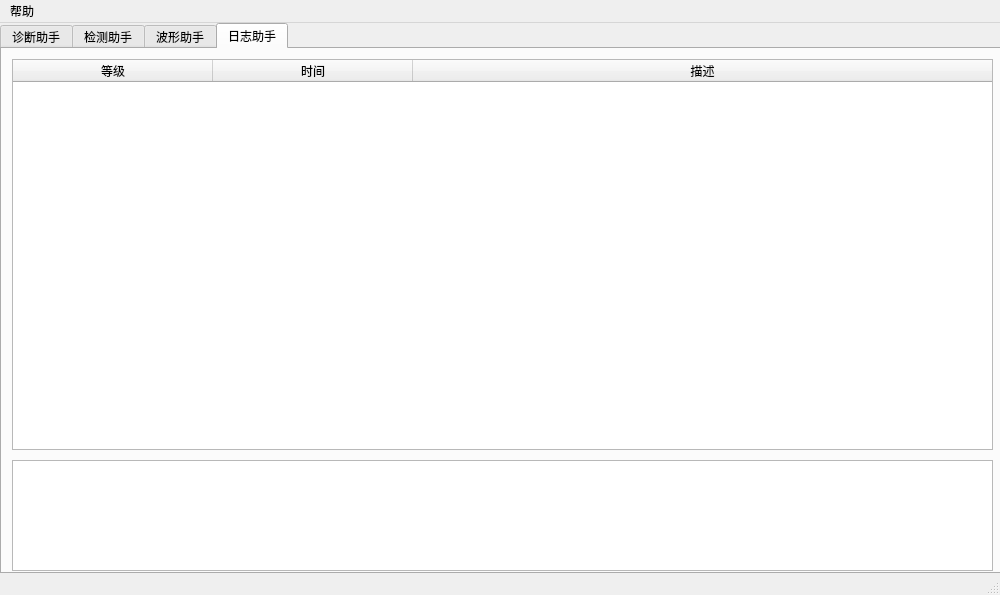
Qt form ui/MainWin.ui (onlycalm/litchi_py) before a commit.
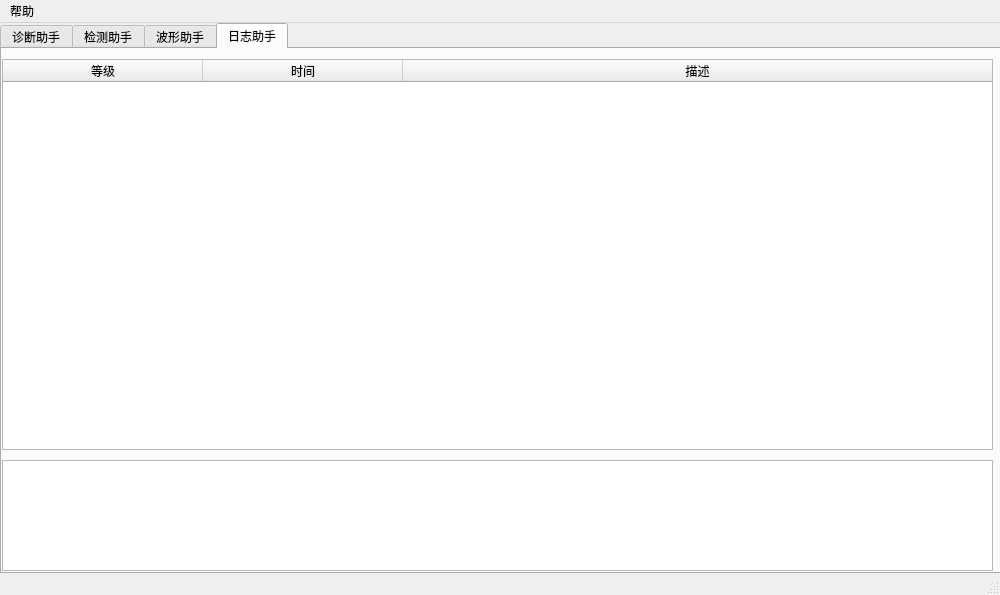
The same form after that commit. Icons and pictures are not drawn.

Commit message:
feature(ui): 调整控件尺寸。
1、修改LogTw和DetTw控件的宽度。

Patch:
```diff
--- a/ui/MainWin.ui
+++ b/ui/MainWin.ui
@@ -479,9 +479,9 @@
      <widget class="QTextBrowser" name="LogTb">
       <property name="geometry">
        <rect>
-        <x>10</x>
+        <x>0</x>
         <y>411</y>
-        <width>981</width>
+        <width>991</width>
         <height>111</height>
        </rect>
       </property>
@@ -489,9 +489,9 @@
      <widget class="QTableWidget" name="LogTw">
       <property name="geometry">
        <rect>
-        <x>10</x>
+        <x>0</x>
         <y>10</y>
-        <width>981</width>
+        <width>991</width>
         <height>391</height>
        </rect>
       </property>
```
Left out of the diff: 4 changed lines with no effect on the pictures.
